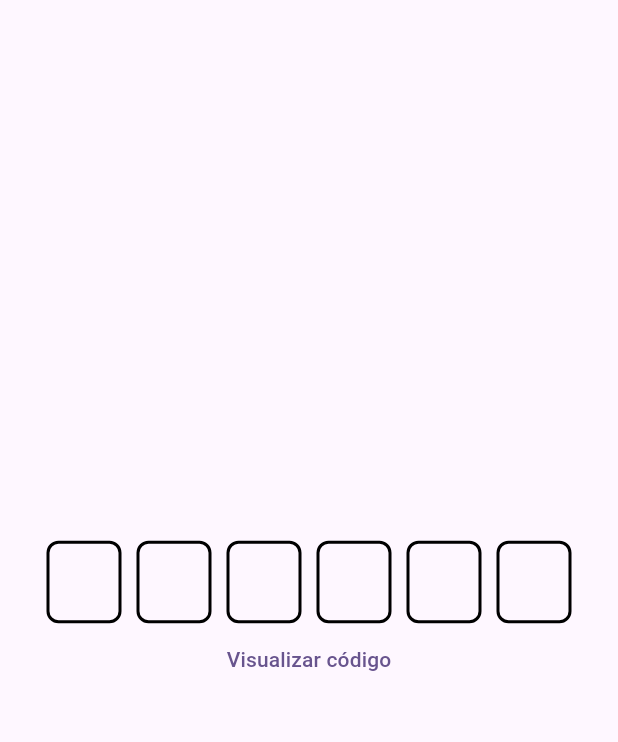
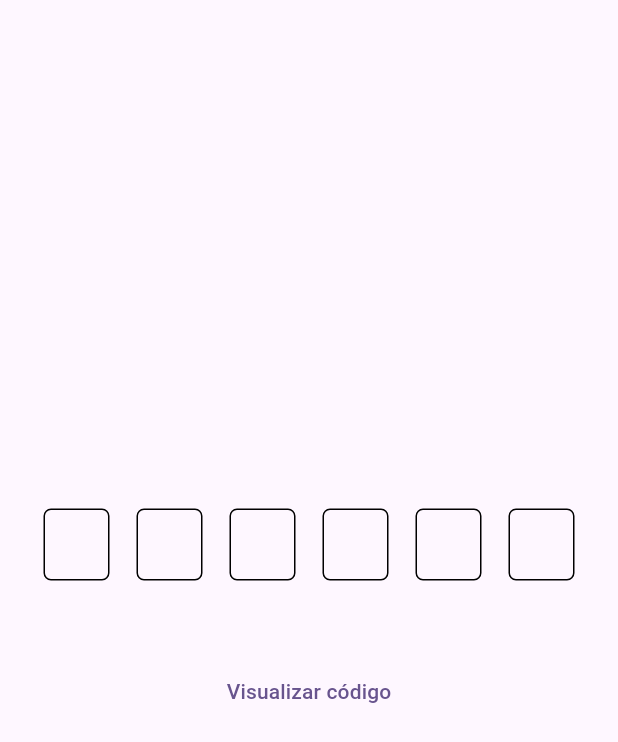
Before and after one commit to alyssontrugilio/otp_input, a Flutter app: the screen it shows after launch, on a phone screen of 412 x 824 dp. Shown: the top 742 px of the screen. Run offline on Flutter 3.47's test engine with Material 3 defaults, Android fonts, the light colour scheme and no system bars.

Commit message:
refactor: melhorado widget de código

```diff
--- a/lib/pages/code_otp_widget.dart
+++ b/lib/pages/code_otp_widget.dart
@@ -3,16 +3,18 @@ import 'package:flutter/services.dart';
 
 class CodeOtpWidget extends StatefulWidget {
   final void Function(String) onChanged;
+
   final int otpLength;
   final bool showCursor;
   final String? hintText;
-
+  final String? Function(String?)? validator;
   const CodeOtpWidget({
     super.key,
     required this.onChanged,
     required this.otpLength,
     this.showCursor = true,
     this.hintText,
+    this.validator,
   });
 
   @override
@@ -23,7 +25,7 @@ class CodeOtpWidgetState extends State<CodeOtpWidget>
     with SingleTickerProviderStateMixin {
   final TextEditingController _controller = TextEditingController();
   final FocusNode _focusNode = FocusNode();
-  late AnimationController _cursorController;
+  late final AnimationController _cursorController;
 
   @override
   void initState() {
@@ -51,11 +53,16 @@ class CodeOtpWidgetState extends State<CodeOtpWidget>
 
   @override
   Widget build(BuildContext context) {
+    const height = 48.0;
+    const width = 44.0;
+    const radius = 5.0;
+    const fontSize = 17.0;
+
     return GestureDetector(
-      onTap: () {
-        _focusNode.requestFocus();
-      },
-      child: Stack(
+        onTap: _focusNode.requestFocus,
+        child: Column(
+          children: [
+            Stack(
               alignment: Alignment.center,
               children: [
                 Positioned.fill(
@@ -63,14 +70,20 @@ class CodeOtpWidgetState extends State<CodeOtpWidget>
                     opacity: 0,
                     child: TextFormField(
                       onChanged: widget.onChanged,
+                      style: const TextStyle(fontSize: fontSize),
                       controller: _controller,
                       focusNode: _focusNode,
+                      validator: widget.validator,
                       keyboardType: TextInputType.number,
                       inputFormatters: [
                         FilteringTextInputFormatter.digitsOnly,
                         LengthLimitingTextInputFormatter(widget.otpLength),
                       ],
-                decoration: const InputDecoration(
+                      decoration: InputDecoration(
+                        errorStyle: TextStyle(
+                          fontSize: 12,
+                          color: Theme.of(context).colorScheme.error,
+                        ),
                         border: InputBorder.none,
                         fillColor: Colors.transparent,
                         focusColor: Colors.transparent,
@@ -80,21 +93,25 @@ class CodeOtpWidgetState extends State<CodeOtpWidget>
                   ),
                 ),
                 Row(
-            mainAxisAlignment: MainAxisAlignment.center,
+                  mainAxisAlignment: MainAxisAlignment.spaceBetween,
                   children: List.generate(widget.otpLength, (index) {
                     return Container(
-                width: 50,
-                height: 55,
+                      width: width,
+                      height: height,
                       alignment: Alignment.center,
-                margin: const EdgeInsets.symmetric(horizontal: 5),
                       decoration: BoxDecoration(
                         border: Border.all(
                           color: index == _controller.selection.baseOffset
-                        ? (_focusNode.hasFocus ? Colors.green : Colors.black)
+                              ? (_focusNode.hasFocus
+                                  ? Theme.of(context).colorScheme.primary
+                                  : Colors.black)
                               : Colors.black,
-                    width: 2,
+                          width: index == _controller.selection.baseOffset &&
+                                  _focusNode.hasFocus
+                              ? 2
+                              : 1,
                         ),
-                  borderRadius: BorderRadius.circular(8),
+                        borderRadius: BorderRadius.circular(radius),
                       ),
                       child: Row(
                         mainAxisAlignment: MainAxisAlignment.center,
@@ -104,8 +121,7 @@ class CodeOtpWidgetState extends State<CodeOtpWidget>
                                 ? _controller.text[index]
                                 : '',
                             style: const TextStyle(
-                        fontSize: 24,
-                        fontWeight: FontWeight.bold,
+                              fontSize: 20,
                             ),
                           ),
                           if (widget.showCursor &&
@@ -138,12 +154,14 @@ class CodeOtpWidgetState extends State<CodeOtpWidget>
                         widget.otpLength,
                         (index) {
                           return Container(
-                      width: 50,
-                      height: 55,
+                            width: width,
+                            height: height,
                             alignment: Alignment.center,
                             margin: const EdgeInsets.symmetric(horizontal: 5),
                             child: Text(
-                        index < _controller.text.length ? '' : widget.hintText!,
+                              index < _controller.text.length
+                                  ? ''
+                                  : widget.hintText!,
                               style: const TextStyle(
                                 fontSize: 24,
                                 color: Colors.grey,
@@ -156,6 +174,7 @@ class CodeOtpWidgetState extends State<CodeOtpWidget>
                   ),
               ],
             ),
-    );
+          ],
+        ));
   }
 }
--- a/lib/pages/home_page.dart
+++ b/lib/pages/home_page.dart
@@ -1,7 +1,8 @@
 import 'package:flutter/material.dart';
 
-import 'package:otp_input/pages/pages.dart';
 import 'package:otp_input/pages/view_code_changed.dart';
+
+import 'pages.dart';
 
 class HomePage extends StatefulWidget {
   const HomePage({
@@ -18,12 +19,13 @@ class _HomePageState extends State<HomePage> {
   Widget build(BuildContext context) {
     return Scaffold(
       body: Center(
+        child: Container(
+          constraints: const BoxConstraints(maxWidth: 354),
           child: Column(
             mainAxisAlignment: MainAxisAlignment.center,
             children: [
               CodeOtpWidget(
                 showCursor: true,
-              // hintText: '2',
                 otpLength: 6,
                 onChanged: (value) {
                   setState(
@@ -33,9 +35,12 @@ class _HomePageState extends State<HomePage> {
                   );
                 },
               ),
+              const SizedBox(height: 50),
               TextButton(
                 onPressed: () {
-                Navigator.push(
+                  codeValue.isEmpty
+                      ? null
+                      : Navigator.push(
                           context,
                           MaterialPageRoute(
                             builder: (context) => ViewCodeChanged(
@@ -49,6 +54,7 @@ class _HomePageState extends State<HomePage> {
             ],
           ),
         ),
+      ),
     );
   }
 }
```
Lines whose indentation alone changed are shown as unchanged.
